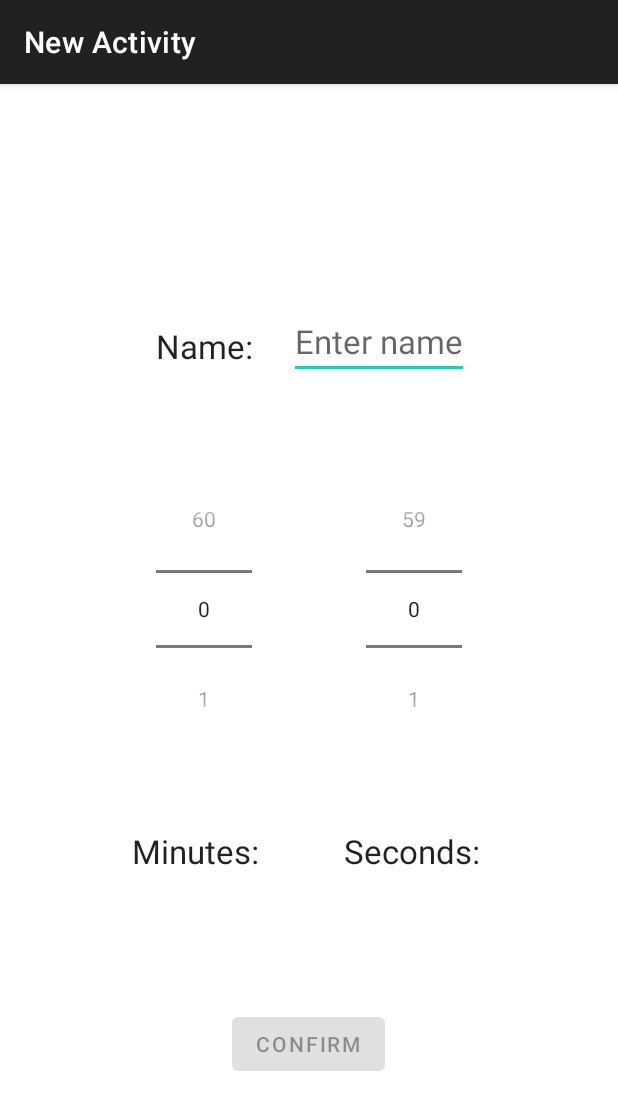
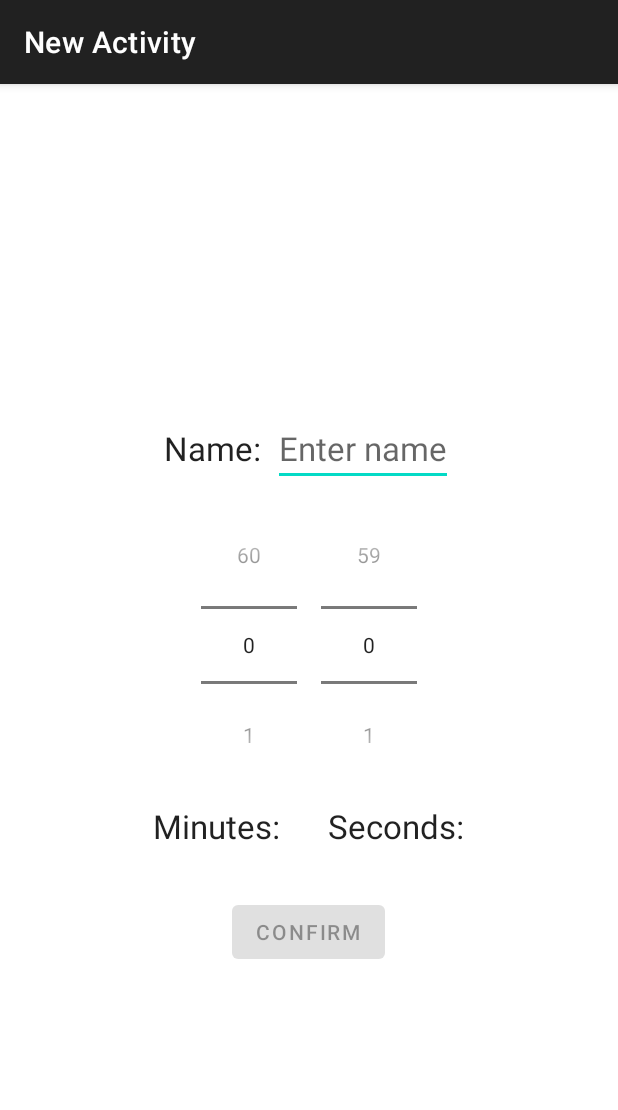
Before and after one commit to Ayyuan1/Simple-Workout-Timer, an Android app: the CreateActivity screen opened directly, with no data from a screen before it, on a phone screen of 412 x 824 dp. Shown: the top 1110 px of the screen. Run offline under Robolectric (Android 15) with nearby library versions, the light colour scheme and no system bars.

Commit message:
Improve activity creation screen

```diff
--- a/app/src/main/java/edu/ucsd/ayyuan/myapplication/CreateActivity.kt
+++ b/app/src/main/java/edu/ucsd/ayyuan/myapplication/CreateActivity.kt
@@ -36,7 +36,7 @@ class CreateActivity : AppCompatActivity() {
         super.onCreate(savedInstanceState)
         enableEdgeToEdge()
         setContentView(R.layout.activity_create)
-        ViewCompat.setOnApplyWindowInsetsListener(findViewById(R.id.main)) { v, insets ->
+        ViewCompat.setOnApplyWindowInsetsListener(findViewById(R.id.create_activity)) { v, insets ->
             val systemBars = insets.getInsets(WindowInsetsCompat.Type.systemBars())
             v.setPadding(systemBars.left, systemBars.top, systemBars.right, systemBars.bottom)
             insets
--- a/app/src/main/res/layout/activity_create.xml
+++ b/app/src/main/res/layout/activity_create.xml
@@ -1,94 +1,99 @@
 <?xml version="1.0" encoding="utf-8"?>
-<androidx.constraintlayout.widget.ConstraintLayout xmlns:android="http://schemas.android.com/apk/res/android"
-    xmlns:app="http://schemas.android.com/apk/res-auto"
+<LinearLayout
+    xmlns:android="http://schemas.android.com/apk/res/android"
     xmlns:tools="http://schemas.android.com/tools"
-    android:id="@+id/main"
+    android:id="@+id/create_activity"
     android:layout_width="match_parent"
     android:layout_height="match_parent"
-    tools:context=".CreateActivity">
+    android:orientation="vertical"
+    android:padding="16dp"
+    android:gravity="center"
+    tools:context=".CreateActivity"
+    >
+
+    <LinearLayout
+        android:layout_width="wrap_content"
+        android:layout_height="wrap_content"
+        android:layout_gravity="center"
+        android:layout_marginTop="40dp"
+        android:orientation="horizontal"
+        android:gravity="center"
+        >
 
         <TextView
             android:id="@+id/tvNameLabel"
             android:layout_width="wrap_content"
             android:layout_height="wrap_content"
-        android:layout_marginStart="104dp"
-        android:layout_marginTop="160dp"
             android:text="Name:"
             android:textAppearance="@style/TextAppearance.AppCompat.Large"
-        app:layout_constraintStart_toStartOf="parent"
-        app:layout_constraintTop_toTopOf="parent" />
+            />
 
         <EditText
             android:id="@+id/etName"
             android:layout_width="wrap_content"
             android:layout_height="wrap_content"
-        android:layout_marginStart="24dp"
+            android:layout_marginStart="8dp"
             android:hint="Enter name"
             android:inputType="text"
             android:imeOptions="actionDone"
             android:textAppearance="@style/TextAppearance.AppCompat.Large"
-        app:layout_constraintBottom_toBottomOf="@+id/tvNameLabel"
-        app:layout_constraintStart_toEndOf="@+id/tvNameLabel"
-        app:layout_constraintTop_toTopOf="@+id/tvNameLabel"
-        app:layout_constraintVertical_bias="0.666" />
+            />
+    </LinearLayout>
+
+    <LinearLayout
+        android:layout_width="match_parent"
+        android:layout_height="wrap_content"
+        android:orientation="horizontal"
+        android:gravity="center_horizontal"
+        android:layout_marginTop="16dp"
+        >
 
         <NumberPicker
             android:id="@+id/npMinutes"
             android:layout_width="wrap_content"
             android:layout_height="wrap_content"
-        android:layout_marginStart="104dp"
-        android:gravity="center"
-        app:layout_constraintBottom_toBottomOf="@+id/npSeconds"
-        app:layout_constraintStart_toStartOf="parent"
-        app:layout_constraintTop_toTopOf="@+id/npSeconds"
-        app:layout_constraintVertical_bias="0.0" />
+            android:layout_marginEnd="16dp"
+            />
 
         <NumberPicker
             android:id="@+id/npSeconds"
             android:layout_width="wrap_content"
             android:layout_height="wrap_content"
-        android:layout_marginEnd="104dp"
-        android:gravity="center"
-        app:layout_constraintBottom_toTopOf="@+id/btConfirm"
-        app:layout_constraintEnd_toEndOf="parent"
-        app:layout_constraintTop_toBottomOf="@+id/etName"
-        app:layout_constraintVertical_bias="0.265" />
+            />
+    </LinearLayout>
+
+    <LinearLayout
+        android:layout_width="match_parent"
+        android:layout_height="wrap_content"
+        android:orientation="horizontal"
+        android:gravity="center_horizontal"
+        android:layout_marginTop="16dp"
+        >
+
+        <TextView
+            android:id="@+id/tvSelectedMinutes"
+            android:layout_width="wrap_content"
+            android:layout_height="wrap_content"
+            android:text="Minutes:"
+            android:textAppearance="@style/TextAppearance.AppCompat.Large"
+            android:layout_marginEnd="32dp"
+            />
+
+        <TextView
+            android:id="@+id/tvSelectedSeconds"
+            android:layout_width="wrap_content"
+            android:layout_height="wrap_content"
+            android:text="Seconds:"
+            android:textAppearance="@style/TextAppearance.AppCompat.Large"
+            />
+    </LinearLayout>
 
     <Button
         android:id="@+id/btConfirm"
         android:layout_width="wrap_content"
         android:layout_height="wrap_content"
-        android:layout_marginBottom="104dp"
-        android:text="confirm"
-        app:layout_constraintBottom_toBottomOf="parent"
-        app:layout_constraintEnd_toEndOf="parent"
-        app:layout_constraintHorizontal_bias="0.498"
-        app:layout_constraintStart_toStartOf="parent" />
-
-    <TextView
-        android:id="@+id/tvSelectedMinutes"
-        android:layout_width="wrap_content"
-        android:layout_height="wrap_content"
-        android:layout_marginStart="88dp"
-        android:layout_marginBottom="36dp"
-        android:gravity="center"
-        android:text="Minutes:"
-        android:textAppearance="@style/TextAppearance.AppCompat.Large"
-        app:layout_constraintBottom_toTopOf="@+id/btConfirm"
-        app:layout_constraintStart_toStartOf="parent"
-        app:layout_constraintTop_toBottomOf="@+id/npMinutes"
-        app:layout_constraintVertical_bias="0.512" />
-
-    <TextView
-        android:id="@+id/tvSelectedSeconds"
-        android:layout_width="wrap_content"
-        android:layout_height="wrap_content"
-        android:layout_marginEnd="92dp"
-        android:layout_marginBottom="36dp"
-        android:text="Seconds:"
-        android:textAppearance="@style/TextAppearance.AppCompat.Large"
-        app:layout_constraintBottom_toTopOf="@+id/btConfirm"
-        app:layout_constraintEnd_toEndOf="parent"
-        app:layout_constraintTop_toBottomOf="@+id/npSeconds"
-        app:layout_constraintVertical_bias="0.512" />
-</androidx.constraintlayout.widget.ConstraintLayout>
+        android:text="Confirm"
+        android:layout_gravity="center"
+        android:layout_marginTop="32dp"
+        />
+</LinearLayout>
```
Lines whose indentation alone changed are shown as unchanged.
